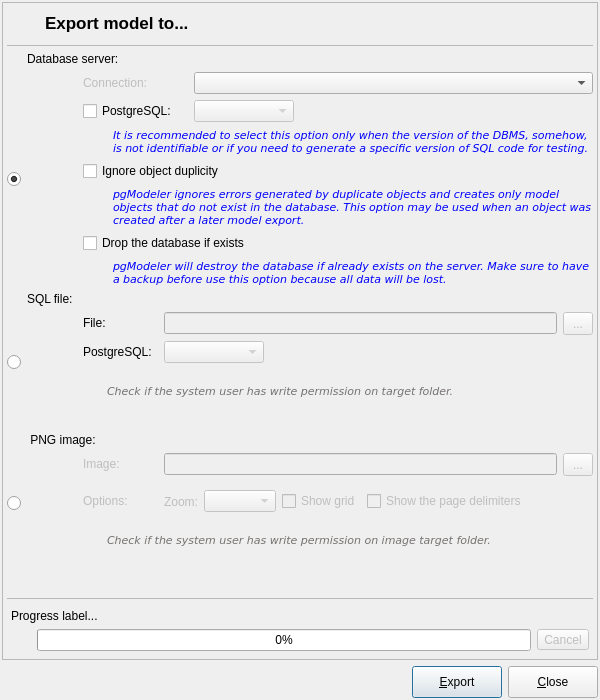
Old version of the form libpgmodeler_ui/ui/modelexportform.ui in the repository pgmodeler/pgmodeler.
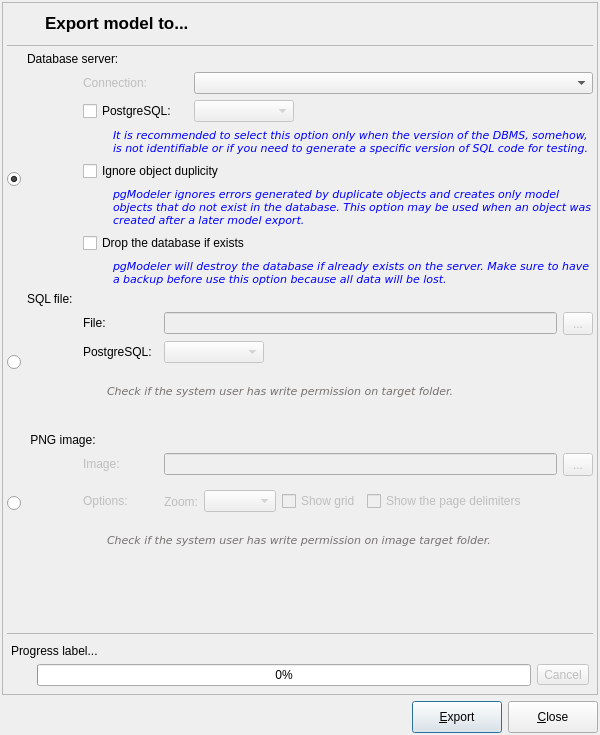
New version of the form. Icons and pictures are not drawn.

Commit message: Minor adjustment on model export dialog size.

```diff
--- a/libpgmodeler_ui/ui/modelexportform.ui
+++ b/libpgmodeler_ui/ui/modelexportform.ui
@@ -10,11 +10,11 @@
     <x>0</x>
     <y>0</y>
     <width>600</width>
-    <height>700</height>
+    <height>735</height>
    </rect>
   </property>
   <property name="sizePolicy">
-   <sizepolicy hsizetype="Fixed" vsizetype="Fixed">
+   <sizepolicy hsizetype="Fixed" vsizetype="Expanding">
     <horstretch>0</horstretch>
     <verstretch>0</verstretch>
    </sizepolicy>
@@ -22,13 +22,13 @@
   <property name="minimumSize">
    <size>
     <width>600</width>
-    <height>620</height>
+    <height>630</height>
    </size>
   </property>
   <property name="maximumSize">
    <size>
     <width>600</width>
-    <height>700</height>
+    <height>735</height>
    </size>
   </property>
   <property name="windowTitle">
```
Left out of the diff: 2 changed lines with no effect on the pictures.
